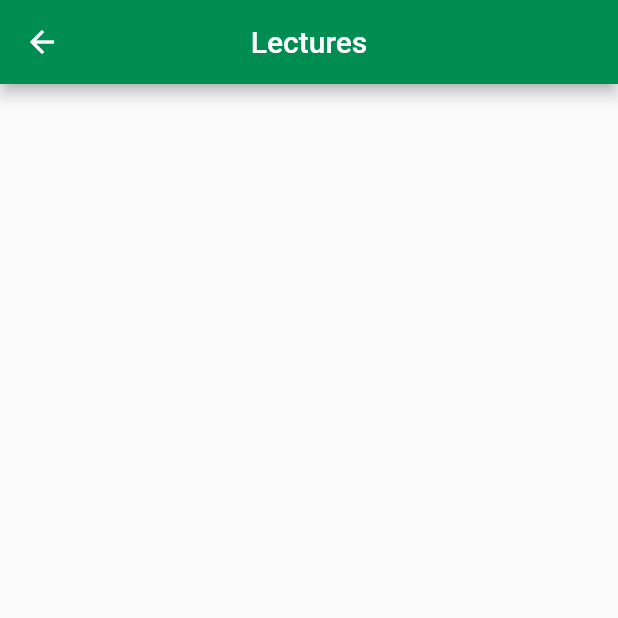
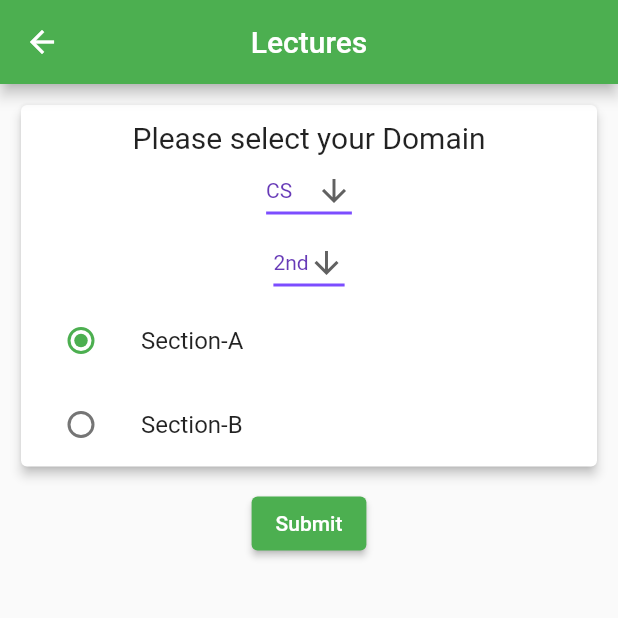
Before and after one commit to imrishuroy/oriental_management, a Flutter app: the screen it shows once a user with an empty profile is signed in, scrolled down 147 dp, after a tap on "Lectures", on a phone screen of 412 x 824 dp, the top half of it. Run offline on Flutter 3.47's test engine with Material 2 defaults, Android fonts, the phone set to English and light mode, and no system bars; our stand-ins replace cloud_firestore, firebase_auth, firebase_core, firebase_storage, font_awesome_flutter, image_picker; accounts and stored records are empty.

Commit message:
Added New Lecture Screen

```diff
--- a/lib/main.dart
+++ b/lib/main.dart
@@ -3,7 +3,8 @@ import 'package:flutter/material.dart';
 import 'package:oriental_management/screens/add_profile_screen.dart';
 import 'package:oriental_management/screens/attendance_screen.dart';
 import 'package:oriental_management/screens/homepage_screen.dart';
-import 'package:oriental_management/screens/lectures_screen.dart';
+import 'package:oriental_management/screens/lecture_selection.dart';
+import 'package:oriental_management/screens/old_lectures_screen.dart';
 import 'package:oriental_management/screens/login_screen.dart';
 import 'package:oriental_management/screens/success_screen.dart';
 import 'package:oriental_management/services/auth_service.dart';
@@ -38,6 +39,7 @@ class MyApp extends StatelessWidget {
           AddProfileScreen.routeName: (ctx) => AddProfileScreen(),
           LeactureScreeen.routeName: (ctx) => LeactureScreeen(),
           AttendanceScreen.routeName: (ctx) => AttendanceScreen(),
+          LectureSelection.routeName: (ctx) => LectureSelection(),
         },
       ),
     );
--- /dev/null
+++ b/lib/screens/lecture_selection.dart
@@ -0,0 +1,157 @@
+import 'package:flutter/material.dart';
+import 'package:oriental_management/screens/lecture_screen.dart';
+
+enum Section { a, b }
+
+class LectureSelection extends StatefulWidget {
+  static String routeName = '/lecture-selction';
+
+  @override
+  _LectureSelectionState createState() => _LectureSelectionState();
+}
+
+class _LectureSelectionState extends State<LectureSelection> {
+  String branchValue = 'CS';
+  String semValue = '2nd';
+  Section? _section = Section.a;
+
+  List itemsList = <String>['One', 'Two', 'Free', 'Four'];
+  @override
+  Widget build(BuildContext context) {
+    return Scaffold(
+      appBar: AppBar(
+        centerTitle: true,
+        title: Text('Lectures'),
+      ),
+      body: Column(
+        children: [
+          Padding(
+            padding: const EdgeInsets.all(10.0),
+            child: Card(
+              elevation: 3.0,
+              child: Container(
+                child: Column(
+                  crossAxisAlignment: CrossAxisAlignment.center,
+                  children: [
+                    SizedBox(height: 10.0),
+                    Padding(
+                      padding: const EdgeInsets.symmetric(horizontal: 20.0),
+                      child: Text(
+                        'Please select your Domain',
+                        style: TextStyle(fontSize: 20.0),
+                      ),
+                    ),
+                    Container(
+                      alignment: Alignment.topCenter,
+                      child: DropdownButton<String>(
+                        value: branchValue,
+                        icon: Icon(Icons.arrow_downward),
+                        iconSize: 24,
+                        elevation: 16,
+                        style: TextStyle(color: Colors.deepPurple),
+                        underline: Container(
+                          height: 2,
+                          color: Colors.deepPurpleAccent,
+                        ),
+                        onChanged: (String? newValue) {
+                          setState(() {
+                            branchValue = newValue!;
+                            //   print(branchValue);
+                          });
+                        },
+                        items: <String>['CS', 'IT', 'ECE', 'CIVIL']
+                            .map<DropdownMenuItem<String>>(
+                          (String value) {
+                            return DropdownMenuItem<String>(
+                              value: value,
+                              child: Text(value),
+                            );
+                          },
+                        ).toList(),
+                      ),
+                    ),
+                    Container(
+                      alignment: Alignment.topCenter,
+                      child: DropdownButton<String>(
+                        value: semValue,
+                        icon: Icon(Icons.arrow_downward),
+                        iconSize: 24,
+                        elevation: 16,
+                        style: TextStyle(color: Colors.deepPurple),
+                        underline: Container(
+                          height: 2,
+                          color: Colors.deepPurpleAccent,
+                        ),
+                        onChanged: (String? newValue) {
+                          setState(() {
+                            semValue = newValue!;
+                            //  print(semValue);
+                          });
+                        },
+                        items: <String>['2nd', '4th', '6th', '8th']
+                            .map<DropdownMenuItem<String>>(
+                          (String value) {
+                            return DropdownMenuItem<String>(
+                              value: value,
+                              child: Text(value),
+                            );
+                          },
+                        ).toList(),
+                      ),
+                    ),
+                    ListTile(
+                      title: Text('Section-A'),
+                      leading: Radio(
+                        value: Section.a,
+                        groupValue: _section,
+                        onChanged: (Section? value) {
+                          setState(() {
+                            _section = value;
+                          });
+                        },
+                      ),
+                    ),
+                    ListTile(
+                      title: Text('Section-B'),
+                      leading: Radio(
+                        value: Section.b,
+                        groupValue: _section,
+                        onChanged: (Section? value) {
+                          setState(() {
+                            _section = value;
+                          });
+                        },
+                      ),
+                    )
+                  ],
+                ),
+              ),
+            ),
+          ),
+          ElevatedButton(
+            onPressed: () {
+              // print(branchValue);
+              // print(semValue);
+              // if (_section == Section.a) {
+              //   print('A');
+              // } else {
+              //   print('B');
+              // }
+              // print(_section);
+              Navigator.of(context).push(
+                MaterialPageRoute(
+                  builder: (context) => LectureScreen(
+                    branch: branchValue,
+                    section: _section == Section.a ? 'A' : 'B',
+                    sem: semValue,
+                  ),
+                ),
+              );
+            },
+            child: Text('Submit'),
+          )
+        ],
+      ),
+    );
+  }
+}
--- a/lib/widgets/dashboards_cards.dart
+++ b/lib/widgets/dashboards_cards.dart
@@ -1,7 +1,7 @@
 import 'package:flutter/material.dart';
 import 'package:font_awesome_flutter/font_awesome_flutter.dart';
 import 'package:oriental_management/screens/attendance_screen.dart';
-import 'package:oriental_management/screens/lectures_screen.dart';
+import 'package:oriental_management/screens/lecture_selection.dart';
 
 import 'onecard.dart';
 
@@ -47,10 +47,12 @@ class DashBoardCards extends StatelessWidget {
                 // ),
                 OneCard(
                   title: 'Lectures',
-                  icon: FontAwesomeIcons.watchmanMonitoring,
+                  icon: FontAwesomeIcons.book,
                   count: 1,
+                  // onTap: () =>
+                  //     Navigator.pushNamed(context, LeactureScreeen.routeName),
                   onTap: () =>
-                      Navigator.pushNamed(context, LeactureScreeen.routeName),
+                      Navigator.pushNamed(context, LectureSelection.routeName),
                 ),
               ],
             ),
```
Also changed, not shown: lib/screens/lecture_screen.dart (added, +138 -0 lines), lib/widgets/leactures_card.dart (+5 -2 lines), lib/screens/old_lectures_screen.dart (renamed from lib/screens/lectures_screen.dart).
